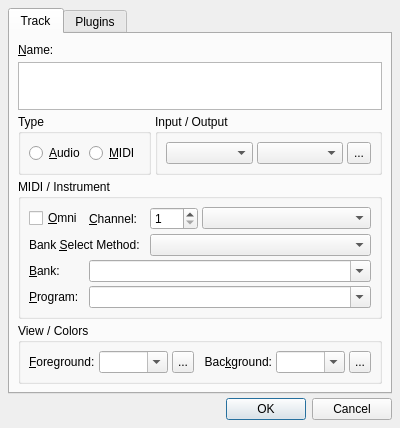
Above: src/qtractorTrackForm.ui from rncbc/qtractor before the change. Below: the same form after it.
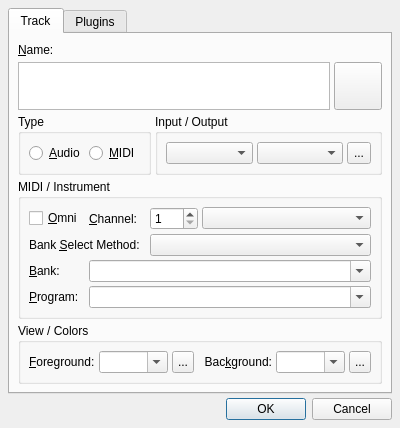
That is the form after the change. Icons and pictures are not drawn. Custom widgets are drawn as their Qt base class.

Commit message: - Introducing brand new track icon property.

Patch:
```diff
--- a/src/qtractorTrackForm.ui
+++ b/src/qtractorTrackForm.ui
@@ -50,6 +50,8 @@
       </attribute>
       <layout class="QVBoxLayout" >
        <item>
+        <layout class="QGridLayout" >
+         <item row="0" column="0" colspan="6" >
         <widget class="QLabel" name="TrackNameTextLabel" >
          <property name="text" >
           <string>&amp;Name:</string>
@@ -59,11 +61,11 @@
          </property>
         </widget>
        </item>
-       <item>
+         <item row="1" column="0" colspan="5" >
         <widget class="QTextEdit" name="TrackNameTextEdit" >
          <property name="minimumSize" >
           <size>
-           <width>320</width>
+             <width>280</width>
            <height>0</height>
           </size>
          </property>
@@ -77,6 +79,30 @@
           <string>Track name description</string>
          </property>
         </widget>
+         </item>
+         <item row="1" column="5" >
+          <widget class="QToolButton" name="TrackIconToolButton" >
+           <property name="minimumSize" >
+            <size>
+             <width>32</width>
+             <height>32</height>
+            </size>
+           </property>
+           <property name="maximumSize" >
+            <size>
+             <width>48</width>
+             <height>48</height>
+            </size>
+           </property>
+           <property name="focusPolicy" >
+            <enum>Qt::TabFocus</enum>
+           </property>
+           <property name="toolTip" >
+            <string>Track icon</string>
+           </property>
+          </widget>
+         </item>
+        </layout>
        </item>
        <item>
         <layout class="QHBoxLayout" >
```
Lines whose indentation alone changed are shown as unchanged. The commit also changes 7 other files.
